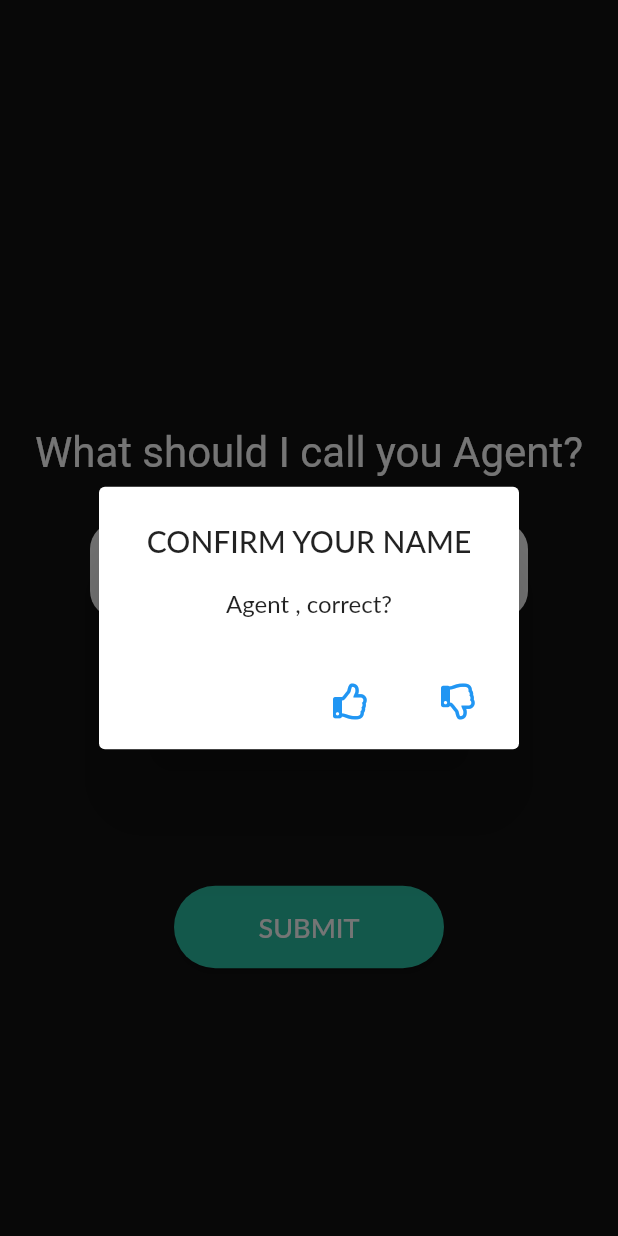
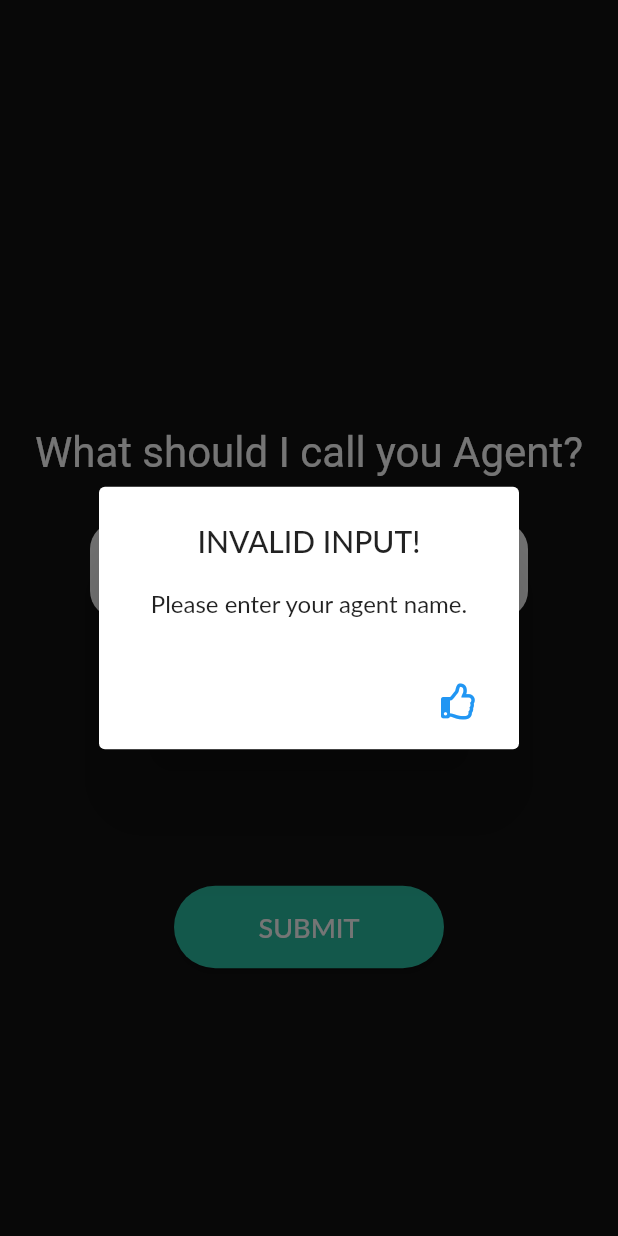
Before and after one commit to kirbie27/fap_cryplens, a Flutter app: the introPage screen opened by its route, after a tap on "SUBMIT", on a phone screen of 412 x 824 dp. Run offline on Flutter 3.47's test engine with Material 2 defaults, Android fonts, the phone set to English and light mode, and no system bars; our stand-ins replace flutter_spinkit, font_awesome_flutter, shared_preferences, sqflite, syncfusion_flutter_charts, webview_flutter; accounts and stored records are empty; network calls fail; Roboto replaces fonts that are missing (Lato, Spartan MB).

Commit message:
fixed some things

```diff
--- a/lib/screens/news_page.dart
+++ b/lib/screens/news_page.dart
@@ -40,7 +40,7 @@ class _NewsPageState extends State<NewsPage> {
     final holder = await dbHelper.getNewsTableAtLoad();
 
     setState(() {
-      articles = dbHelper.news;
+      articles = DatabaseHelper.news;
       loading = false;
       loader = Future.value(holder);
     });
@@ -51,7 +51,7 @@ class _NewsPageState extends State<NewsPage> {
     final holder = await dbHelper.getNewsTableWithQuery(query);
 
     setState(() {
-      articles = dbHelper.news;
+      articles = DatabaseHelper.news;
       loading = false;
       loader = Future.value(holder);
     });
--- a/lib/screens/pouch_page.dart
+++ b/lib/screens/pouch_page.dart
@@ -59,7 +59,7 @@ class _PouchPageState extends State<PouchPage> {
             child: Container(
               child: Center(
                 child: Text(
-                  'Hi ${user.getName()}, I listed here the contents of your pouch',
+                  'Hi ${User.name}, I listed here the contents of your pouch',
                   textAlign: TextAlign.center,
                   style: TextStyle(
                     color: kWhite,
--- a/lib/screens/start_page.dart
+++ b/lib/screens/start_page.dart
@@ -18,8 +18,6 @@ class _introState extends State<introPage> {
   }
 
   _introState() {
-    //redirect();
-    //clearPreferences();
     print('Time to get the name!');
   }
   late String input;
@@ -27,7 +25,7 @@ class _introState extends State<introPage> {
     final SharedPreferences prefs = await SharedPreferences.getInstance();
     prefs.setString('name', name);
     User user = User();
-    user.setName(await prefs.getString('name') ?? "C");
+    user.setName(await prefs.getString('name') ?? 'C');
     setState(() {
       Navigator.pushReplacementNamed(context, '/welcome');
     });
@@ -35,7 +33,7 @@ class _introState extends State<introPage> {
 
   String answer = 'no';
 
-  Future<void> _showMyDialog() async {
+  Future<void> _confirmInput() async {
     return showDialog<void>(
       context: context,
       barrierDismissible: false, // user must tap button!
@@ -53,7 +51,7 @@ class _introState extends State<introPage> {
           ),
           actions: <Widget>[
             TextButton(
-              child: Icon(FontAwesomeIcons.thumbsUp),
+              child: Icon(FontAwesomeIcons.smile),
               onPressed: () {
                 setState(() {
                   answer = 'yes';
@@ -63,7 +61,39 @@ class _introState extends State<introPage> {
               },
             ),
             TextButton(
-              child: Icon(FontAwesomeIcons.thumbsDown),
+              child: Icon(FontAwesomeIcons.sadCry),
+              onPressed: () {
+                setState(() {
+                  answer = 'no';
+                  Navigator.of(context).pop();
+                });
+              },
+            ),
+          ],
+        );
+      },
+    );
+  }
+
+  Future<void> _blankInput() async {
+    return showDialog<void>(
+      context: context,
+      barrierDismissible: false, // user must tap button!
+      builder: (BuildContext context) {
+        return AlertDialog(
+          title: Text(
+            'INVALID INPUT!',
+            textAlign: TextAlign.center,
+          ),
+          content: Container(
+            child: Text(
+              'Please enter your agent name.',
+              textAlign: TextAlign.center,
+            ),
+          ),
+          actions: <Widget>[
+            TextButton(
+              child: Icon(FontAwesomeIcons.thumbsUp),
               onPressed: () {
                 setState(() {
                   answer = 'no';
@@ -113,6 +143,14 @@ class _introState extends State<introPage> {
                   Padding(
                     padding: EdgeInsets.fromLTRB(60, 30, 60, 0),
                     child: TextField(
+                      textInputAction: TextInputAction.search,
+                      onSubmitted: (value) {
+                        input = value;
+                        if (input != '')
+                          _confirmInput();
+                        else
+                          _blankInput();
+                      },
                       cursorColor: kBlue,
                       focusNode: fn,
                       style: TextStyle(
@@ -165,7 +203,10 @@ class _introState extends State<introPage> {
                       ),
                       onPressed: () {
                         input = nameController.text;
-                        _showMyDialog();
+                        if (input != '')
+                          _confirmInput();
+                        else
+                          _blankInput();
                       },
                     ),
                   ),
--- a/lib/screens/welcome.dart
+++ b/lib/screens/welcome.dart
@@ -12,13 +12,12 @@ class _welcomeState extends State<welcomePage> {
   String message = 'Welcome to Cryplens, Agent!';
 
   _welcomeState() {
-    User user = User();
-    message = 'Welcome to Cryplens, Agent ${user.getName()}!';
+    message = 'Welcome to Cryplens, Agent ${User.name}!';
   }
 
   Future<String> getName() async {
     final prefs = await SharedPreferences.getInstance();
-    await Future.delayed(Duration(seconds: 3));
+    await Future.delayed(Duration(seconds: 1));
     return await prefs.getString('name') ?? '';
   }
 
--- a/lib/services/database/DatabaseHelper.dart
+++ b/lib/services/database/DatabaseHelper.dart
@@ -13,9 +13,9 @@ class DatabaseHelper {
   static var _database;
   static String _databaseName = 'cryptolens.db';
   static var dbversion = 1;
-  late List news;
-  late List coins;
-  late List favs;
+  static late List news;
+  static late List coins;
+  static late List favs;
   //database connection methods
   Future<Database> getDatabase() async {
     if (_database == null) _database = await connectDatabase();
--- a/lib/user.dart
+++ b/lib/user.dart
@@ -1,11 +1,32 @@
 class User {
-  static String _name = "C"; //default name
+  static String name = "C"; //default name
+  static bool catalogVisited = false;
+  static bool pouchVisited = false;
+  static bool coinVisited = false;
+  static bool detectiveVisited = false;
+  static bool newsVisited = false;
 
   setName(String name) {
-    if (!name.isEmpty) _name = name;
+    User.name = name;
   }
 
-  String getName() {
-    return _name;
+  visitCatalog() {
+    catalogVisited = true;
+  }
+
+  visitPouch() {
+    pouchVisited = true;
+  }
+
+  visitCoin() {
+    coinVisited = true;
+  }
+
+  visitDetective() {
+    detectiveVisited = true;
+  }
+
+  visitNews() {
+    newsVisited;
   }
 }
```
Also changed, not shown: lib/loadapp.dart (+58 -14 lines), lib/screens/catalog_page.dart (+35 -10 lines), assets/images/intro4.png.
